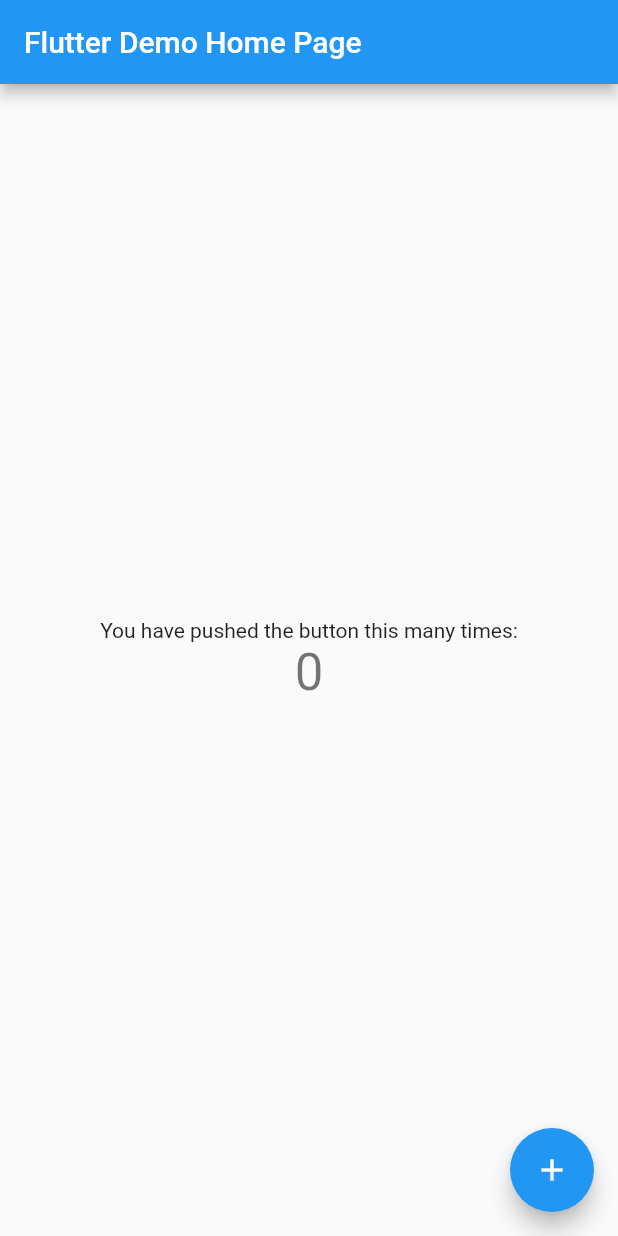
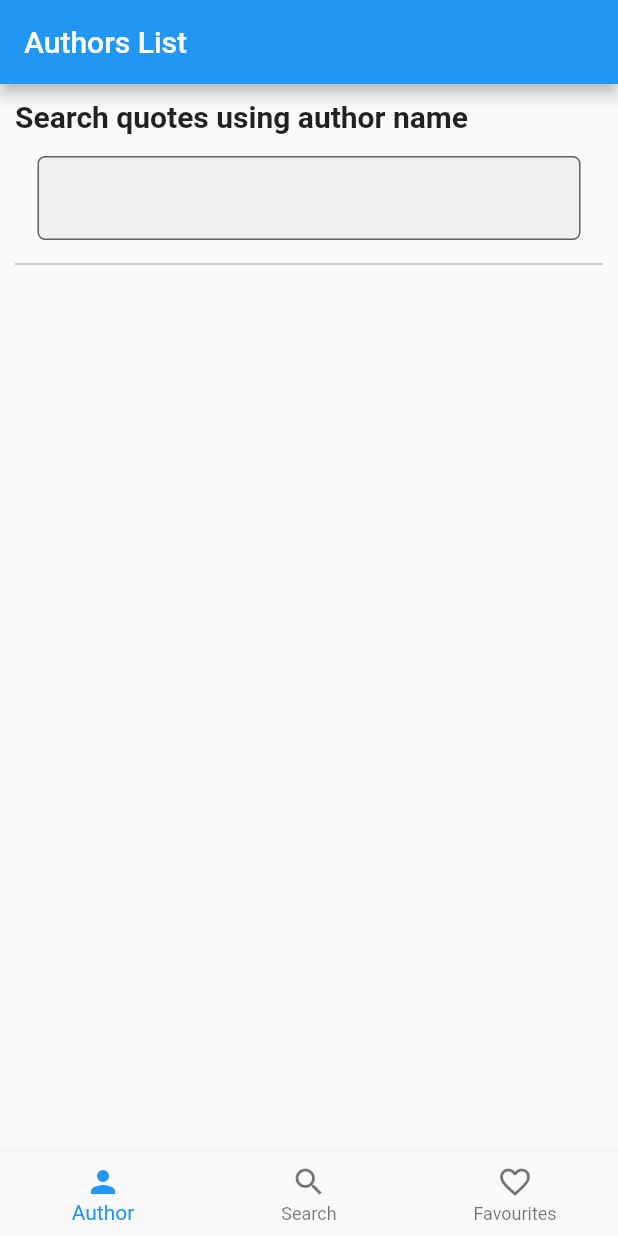
Before and after one commit to srinivas-iosdev/POCs, a Flutter app: the screen it shows after launch, on a phone screen of 412 x 824 dp. Run offline on Flutter 3.47's test engine with Material 2 defaults, Android fonts, the light colour scheme and no system bars.

Commit message:
network module completed

```diff
--- /dev/null
+++ b/quote_mobile_app/lib/home_screen.dart
@@ -0,0 +1,51 @@
+import 'package:flutter/material.dart';
+import 'package:quote_mobile_app/modules/author_tab/author_quote_screen.dart';
+import 'package:quote_mobile_app/modules/favourites_module/favourite_quote_screen.dart';
+import 'package:quote_mobile_app/modules/search_tab/search_quote_screen.dart';
+
+class HomeScreen extends StatefulWidget {
+  const HomeScreen({Key? key}) : super(key: key);
+
+  @override
+  State<HomeScreen> createState() => _HomeScreenState();
+}
+
+class _HomeScreenState extends State<HomeScreen> {
+  int _currentTabIndex = 0;
+  final List<Widget> _tabs = [
+    const AuthorQuoteScreen(),
+    const SearchQuoteScreen(),
+    const FavouriteQuoteScreen(),
+  ];
+  @override
+  Widget build(BuildContext context) {
+    return Scaffold(
+      body: IndexedStack(
+        index: _currentTabIndex,
+        children: _tabs,
+      ),
+      bottomNavigationBar: BottomNavigationBar(
+        currentIndex: _currentTabIndex,
+        items: const [
+          BottomNavigationBarItem(
+            icon: Icon(Icons.person),
+            label: 'Author',
+          ),
+          BottomNavigationBarItem(
+            icon: Icon(Icons.search),
+            label: 'Search',
+          ),
+          BottomNavigationBarItem(
+            icon: Icon(Icons.favorite_border),
+            label: 'Favourites',
+          ),
+        ],
+        onTap: (int newIndex) {
+          setState(() {
+            _currentTabIndex = newIndex;
+          });
+        },
+      ),
+    );
+  }
+}
--- a/quote_mobile_app/lib/main.dart
+++ b/quote_mobile_app/lib/main.dart
@@ -1,7 +1,23 @@
 import 'package:flutter/material.dart';
+import 'package:provider/provider.dart';
+import 'package:quote_mobile_app/home_screen.dart';
+import 'package:quote_mobile_app/modules/author_tab/author_quote_provider.dart';
+import 'package:quote_mobile_app/modules/search_tab/search_quote_provider.dart';
 
 void main() {
-  runApp(const MyApp());
+  runApp(
+    MultiProvider(
+      providers: [
+        ChangeNotifierProvider(
+          create: (BuildContext context) => AuthorQuoteProvider(),
+        ),
+        ChangeNotifierProvider(
+          create: (BuildContext context) => SearchQuoteProvider(),
+        ),
+      ],
+      child: const MyApp(),
+    ),
+  );
 }
 
 class MyApp extends StatelessWidget {
@@ -24,92 +40,7 @@
         // is not restarted.
         primarySwatch: Colors.blue,
       ),
-      home: const MyHomePage(title: 'Flutter Demo Home Page'),
+      home: const HomeScreen(),
     );
   }
 }
-
-class MyHomePage extends StatefulWidget {
-  const MyHomePage({Key? key, required this.title}) : super(key: key);
-
-  // This widget is the home page of your application. It is stateful, meaning
-  // that it has a State object (defined below) that contains fields that affect
-  // how it looks.
-
-  // This class is the configuration for the state. It holds the values (in this
-  // case the title) provided by the parent (in this case the App widget) and
-  // used by the build method of the State. Fields in a Widget subclass are
-  // always marked "final".
-
-  final String title;
-
-  @override
-  State<MyHomePage> createState() => _MyHomePageState();
-}
-
-class _MyHomePageState extends State<MyHomePage> {
-  int _counter = 0;
-
-  void _incrementCounter() {
-    setState(() {
-      // This call to setState tells the Flutter framework that something has
-      // changed in this State, which causes it to rerun the build method below
-      // so that the display can reflect the updated values. If we changed
-      // _counter without calling setState(), then the build method would not be
-      // called again, and so nothing would appear to happen.
-      _counter++;
-    });
-  }
-
-  @override
-  Widget build(BuildContext context) {
-    // This method is rerun every time setState is called, for instance as done
-    // by the _incrementCounter method above.
-    //
-    // The Flutter framework has been optimized to make rerunning build methods
-    // fast, so that you can just rebuild anything that needs updating rather
-    // than having to individually change instances of widgets.
-    return Scaffold(
-      appBar: AppBar(
-        // Here we take the value from the MyHomePage object that was created by
-        // the App.build method, and use it to set our appbar title.
-        title: Text(widget.title),
-      ),
-      body: Center(
-        // Center is a layout widget. It takes a single child and positions it
-        // in the middle of the parent.
-        child: Column(
-          // Column is also a layout widget. It takes a list of children and
-          // arranges them vertically. By default, it sizes itself to fit its
-          // children horizontally, and tries to be as tall as its parent.
-          //
-          // Invoke "debug painting" (press "p" in the console, choose the
-          // "Toggle Debug Paint" action from the Flutter Inspector in Android
-          // Studio, or the "Toggle Debug Paint" command in Visual Studio Code)
-          // to see the wireframe for each widget.
-          //
-          // Column has various properties to control how it sizes itself and
-          // how it positions its children. Here we use mainAxisAlignment to
-          // center the children vertically; the main axis here is the vertical
-          // axis because Columns are vertical (the cross axis would be
-          // horizontal).
-          mainAxisAlignment: MainAxisAlignment.center,
-          children: <Widget>[
-            const Text(
-              'You have pushed the button this many times:',
-            ),
-            Text(
-              '$_counter',
-              style: Theme.of(context).textTheme.headline4,
-            ),
-          ],
-        ),
-      ),
-      floatingActionButton: FloatingActionButton(
-        onPressed: _incrementCounter,
-        tooltip: 'Increment',
-        child: const Icon(Icons.add),
-      ), // This trailing comma makes auto-formatting nicer for build methods.
-    );
-  }
-}
--- /dev/null
+++ b/quote_mobile_app/lib/models/network/author_response_model.dart
@@ -0,0 +1,52 @@
+import 'package:json_annotation/json_annotation.dart';
+part 'author_response_model.g.dart';
+
+@JsonSerializable()
+class AuthorResponseModel {
+  AuthorResponseModel({
+    this.count,
+    this.totalCount,
+    this.page,
+    this.totalPages,
+    this.lastItemIndex,
+    this.results,
+  });
+  int? count;
+  int? totalCount;
+  int? page;
+  int? totalPages;
+  dynamic lastItemIndex;
+  List<Author>? results;
+
+  factory AuthorResponseModel.fromJson(Map<String, dynamic> json) =>
+      _$AuthorResponseModelFromJson(json);
+  Map<String, dynamic> toJson() => _$AuthorResponseModelToJson(this);
+}
+
+@JsonSerializable()
+class Author {
+  Author({
+    this.id,
+    this.name,
+    this.link,
+    this.bio,
+    this.description,
+    this.quoteCount,
+    this.slug,
+    this.dateAdded,
+    this.dateModified,
+  });
+
+  String? id;
+  String? name;
+  String? link;
+  String? bio;
+  String? description;
+  int? quoteCount;
+  String? slug;
+  String? dateAdded;
+  String? dateModified;
+
+  factory Author.fromJson(Map<String, dynamic> json) => _$AuthorFromJson(json);
+  Map<String, dynamic> toJson() => _$AuthorToJson(this);
+}
--- /dev/null
+++ b/quote_mobile_app/lib/modules/author_tab/author_quote_provider.dart
@@ -0,0 +1,32 @@
+import 'dart:collection';
+import 'dart:convert';
+
+import 'package:flutter/material.dart';
+import 'package:quote_mobile_app/models/network/author_response_model.dart';
+import 'package:quote_mobile_app/network/http_service.dart';
+
+class AuthorQuoteProvider with ChangeNotifier {
+  List<Author> _authorsArray = [];
+  UnmodifiableListView<Author> get authors =>
+      UnmodifiableListView(_authorsArray);
+
+  void getQuotes(String quoteName) {
+    // https://api.quotable.io/search/authors?query=Einstein
+    Map<String, String> request = {
+      "query": quoteName,
+    };
+    String baseURL = "api.quotable.io";
+    String endPoint = "/search/authors";
+
+    HttpService.sharedInstance.apiGetRequest(request, endPoint, baseURL).then(
+      (response) {
+        List<Author> authors =
+            AuthorResponseModel.fromJson(jsonDecode(response.response))
+                    .results ??
+                [];
+        _authorsArray = authors;
+        notifyListeners();
+      },
+    );
+  }
+}
--- /dev/null
+++ b/quote_mobile_app/lib/modules/author_tab/author_quote_screen.dart
@@ -0,0 +1,118 @@
+import 'package:flutter/material.dart';
+import 'package:provider/provider.dart';
+import 'package:quote_mobile_app/models/network/author_response_model.dart';
+import 'package:quote_mobile_app/modules/author_tab/author_quote_provider.dart';
+
+class AuthorQuoteScreen extends StatefulWidget {
+  const AuthorQuoteScreen({Key? key}) : super(key: key);
+
+  @override
+  State<AuthorQuoteScreen> createState() => _AuthorQuoteScreenState();
+}
+
+class _AuthorQuoteScreenState extends State<AuthorQuoteScreen> {
+  final TextEditingController _searchController = TextEditingController();
+
+  @override
+  void initState() {
+    _searchController.text = '';
+    super.initState();
+  }
+
+  @override
+  Widget build(BuildContext context) {
+    return Scaffold(
+      appBar: AppBar(
+        centerTitle: false,
+        title: const Text('Authors List'),
+      ),
+      body: SafeArea(
+        minimum: const EdgeInsets.all(10),
+        child: Column(
+          crossAxisAlignment: CrossAxisAlignment.start,
+          children: [
+            const Text(
+              'Search quotes using author name',
+              style: TextStyle(
+                fontSize: 20,
+                fontWeight: FontWeight.bold,
+              ),
+            ),
+            Padding(
+              padding: const EdgeInsets.all(15.0),
+              child: SizedBox(
+                height: kToolbarHeight,
+                child: Row(
+                  crossAxisAlignment: CrossAxisAlignment.stretch,
+                  children: [
+                    Flexible(
+                      child: TextField(
+                        controller: _searchController,
+                        decoration: InputDecoration(
+                          filled: true,
+                          border: OutlineInputBorder(
+                            borderRadius: BorderRadius.circular(5),
+                          ),
+                          isDense: true,
+                          suffix: IconButton(
+                            icon: const Icon(Icons.search),
+                            onPressed: () {
+                              FocusScope.of(context).unfocus();
+                              Provider.of<AuthorQuoteProvider>(context,
+                                      listen: false)
+                                  .getQuotes(_searchController.text);
+                            },
+                          ),
+                        ),
+                        style: const TextStyle(fontSize: 20),
+                      ),
+                    ),
+                  ],
+                ),
+              ),
+            ),
+            const Divider(
+              height: 2,
+              color: Colors.grey,
+            ),
+            Consumer<AuthorQuoteProvider>(
+              builder: (context, ref, child) {
+                if (ref.authors.isEmpty) {
+                  return Center(
+                    child: Text(
+                      _searchController.text.isEmpty
+                          ? ''
+                          : 'No Results Found!!',
+                    ),
+                  );
+                } else {
+                  return Expanded(
+                    child: ListView.builder(
+                      itemCount: ref.authors.length,
+                      itemBuilder: (BuildContext context, int index) {
+                        Author author = ref.authors[index];
+                        return ListTile(
+                          title: Text(author.name ?? ''),
+                          // trailing: IconButton(
+                          //   icon: const Icon(Icons.favorite_border),
+                          //   onPressed: () {
+                          //     ScaffoldMessenger.of(context).showSnackBar(
+                          //       const SnackBar(
+                          //         content: Text('Added to Favourites'),
+                          //       ),
+                          //     );
+                          //   },
+                          // ),
+                        );
+                      },
+                    ),
+                  );
+                }
+              },
+            ),
+          ],
+        ),
+      ),
+    );
+  }
+}
--- /dev/null
+++ b/quote_mobile_app/lib/modules/favourites_module/favourite_quotes_provider.dart
@@ -0,0 +1,27 @@
+import 'dart:collection';
+
+import 'package:flutter/material.dart';
+import 'package:quote_mobile_app/models/network/search_quote_response_model.dart';
+
+class FavouriteQuotesProvider extends ChangeNotifier {
+  final List<Quote> _quotesArray = [];
+  UnmodifiableListView<Quote> get quotes => UnmodifiableListView(_quotesArray);
+
+  void getFavouriteQuotes(String quoteName) {
+    // Map<String, String> request = {
+    //   "query": quoteName,
+    // };
+
+    // HttpService.sharedInstance.apiGetRequest(request, endPoint, baseURL).then(
+    //   (response) {
+    //     List<Quote>? quotes =
+    //         SearchQuoteResponseModel.fromJson(jsonDecode(response.response))
+    //             .results;
+
+    //     _quotesArray = quotes ?? [];
+
+    //     notifyListeners();
+    //   },
+    // );
+  }
+}
--- /dev/null
+++ b/quote_mobile_app/lib/modules/search_tab/search_quote_provider.dart
@@ -0,0 +1,33 @@
+import 'dart:collection';
+import 'dart:convert';
+
+import 'package:flutter/material.dart';
+import 'package:quote_mobile_app/models/network/search_quote_response_model.dart';
+import 'package:quote_mobile_app/network/http_service.dart';
+
+class SearchQuoteProvider with ChangeNotifier {
+  List<Quote> _quotesArray = [];
+  UnmodifiableListView<Quote> get quotes => UnmodifiableListView(_quotesArray);
+
+  void getQuotes(String quoteName, String range) {
+    // https://api.quotable.io/search/quotes?query=love&limit=10
+    Map<String, String> request = {
+      "query": quoteName,
+      "limit": range,
+    };
+    String baseURL = "api.quotable.io";
+    String endPoint = "/search/quotes";
+
+    HttpService.sharedInstance.apiGetRequest(request, endPoint, baseURL).then(
+      (response) {
+        List<Quote>? quotes =
+            SearchQuoteResponseModel.fromJson(jsonDecode(response.response))
+                .results;
+
+        _quotesArray = quotes ?? [];
+
+        notifyListeners();
+      },
+    );
+  }
+}
--- /dev/null
+++ b/quote_mobile_app/lib/network/http_service.dart
@@ -0,0 +1,38 @@
+import 'package:http/http.dart' as http;
+
+class HttpService {
+  static final HttpService sharedInstance = HttpService._internal();
+  factory HttpService() {
+    return sharedInstance;
+  }
+
+  HttpService._internal();
+
+  final Map<String, String>? headers = {
+    "content-type": "application/json",
+    "accept": "application/json",
+  };
+
+  Future<http.Response> makeGetAPICall(
+    Uri url,
+    Map<String, String> headers,
+  ) {
+    return http.get(url, headers: headers);
+  }
+
+  Future<APIResponse> apiGetRequest(
+    Map<String, dynamic> request,
+    String endPoint,
+    String baseURL,
+  ) async {
+    var uri = Uri.https(baseURL, endPoint, request);
+    var response = await http.get(uri, headers: headers);
+    return APIResponse(response.statusCode, response.body);
+  }
+}
+
+class APIResponse {
+  int statusCode;
+  dynamic response;
+  APIResponse(this.statusCode, this.response);
+}
--- a/quote_mobile_app/pubspec.yaml
+++ b/quote_mobile_app/pubspec.yaml
@@ -1,5 +1,5 @@
 name: quote_mobile_app
-description: A new Flutter project.
+description: A Quote mobile app Flutter project.
 
 # The following line prevents the package from being accidentally published to
 # pub.dev using `flutter pub publish`. This is preferred for private packages.
@@ -34,6 +34,8 @@
   # The following adds the Cupertino Icons font to your application.
   # Use with the CupertinoIcons class for iOS style icons.
   cupertino_icons: ^1.0.2
+  provider: ^6.0.3
+  http: ^0.13.5
 
 dev_dependencies:
   flutter_test:
@@ -45,6 +47,8 @@
   # package. See that file for information about deactivating specific lint
   # rules and activating additional ones.
   flutter_lints: ^2.0.0
+  build_runner: ^2.2.0
+  json_serializable: ^6.3.1
 
 # For information on the generic Dart part of this file, see the
 # following page: https://dart.dev/tools/pub/pubspec
```
Also changed, not shown: quote_mobile_app/lib/models/network/search_quote_response_model.dart (added, +53 -0 lines), quote_mobile_app/lib/modules/favourites_module/favourite_quote_screen.dart (added, +86 -0 lines), quote_mobile_app/lib/modules/search_tab/search_quote_screen.dart (added, +140 -0 lines), quote_mobile_app/lib/models/network/author_response_model.g.dart (added), quote_mobile_app/lib/models/network/search_quote_response_model.g.dart (added), quote_mobile_app/pubspec.lock, 2 other files.
